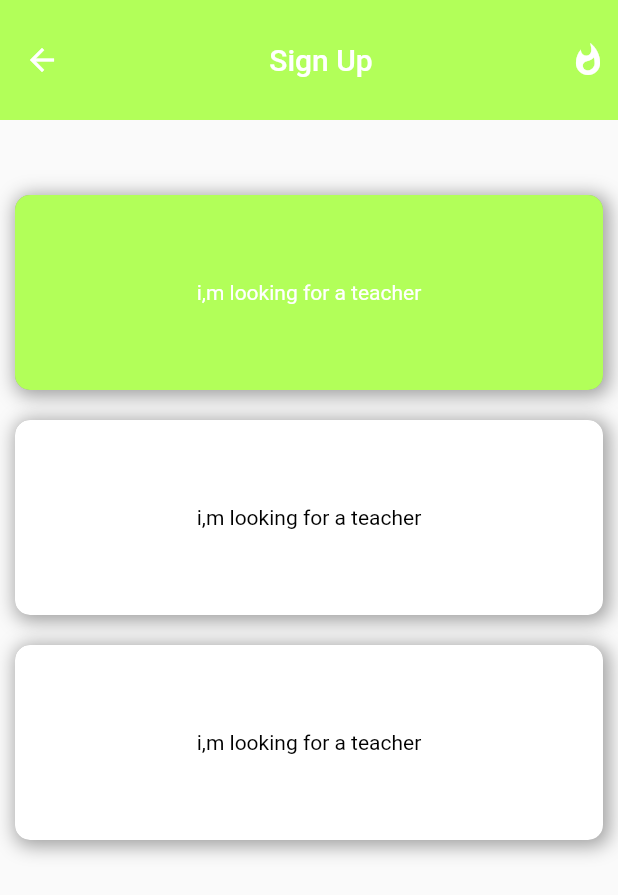
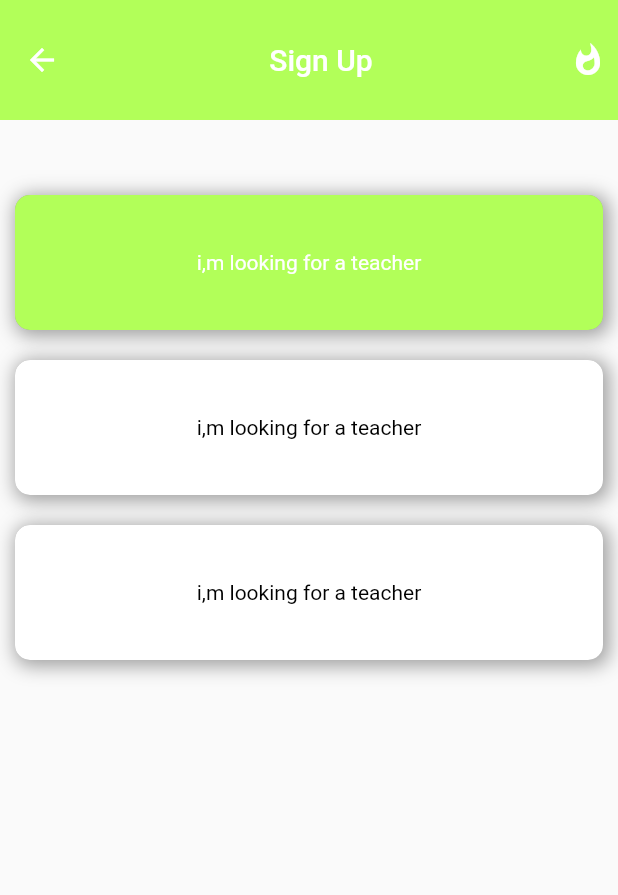
Before and after one commit to sreedeviluminar/sampleMay, a Flutter app: the SignUp screen opened directly, on a phone screen of 412 x 824 dp. Shown: the top 895 px of the screen. Run offline on Flutter 3.47's test engine with Material 2 defaults, Android fonts, the phone set to English and light mode, and no system bars; our stand-ins replace curved_navigation_bar, custom_rating_bar, fluttertoast, font_awesome_flutter, google_fonts, google_nav_bar and 7 more; missing offline and left inert: dart:html, random_date, staggered_grid_view_flutter; network calls fail.

Commit message:
Merge remote-tracking branch 'github/master'

```diff
--- a/lib/CourseappUi/main.dart
+++ b/lib/CourseappUi/main.dart
@@ -155,7 +155,7 @@ class SearchResult extends StatelessWidget {
               child: Container(
                 margin: const EdgeInsets.only(top: 20),
                 width: double.infinity,
-                height: 150,
+                height: 120,
                 decoration: BoxDecoration(color: Colors.white,
                   borderRadius: BorderRadius.circular(10),
                 ),
@@ -329,7 +329,7 @@ class SignUp extends StatelessWidget {
                     color: Colors.lightGreenAccent,
                     borderRadius: BorderRadius.circular(10)),
                 width: double.infinity,
-                height: 130,
+                height: 90,
                 alignment: Alignment.center,
                 child: const Text("i,m looking for a teacher",
                     style: TextStyle(color: Colors.white)),
@@ -357,7 +357,7 @@ class SignUp extends StatelessWidget {
                       ),
                     ]),
                 width: double.infinity,
-                height: 130,
+                height: 90,
                 alignment: Alignment.center,
                 child: const Text("i,m looking for a teacher",
                     style: const TextStyle(color: Colors.black)),
@@ -385,7 +385,7 @@ class SignUp extends StatelessWidget {
                       ),
                     ]),
                 width: double.infinity,
-                height: 130,
+                height: 90,
                 alignment: Alignment.center,
                 child: const Text("i,m looking for a teacher",
                     style: const TextStyle(color: Colors.black)),
```
